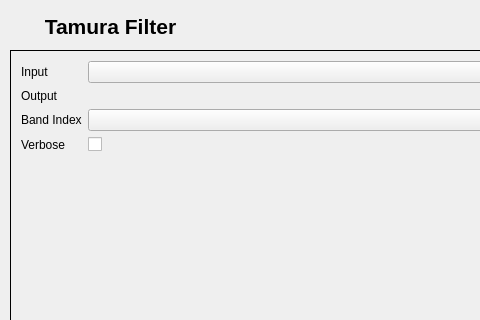
Old version of the form tamura_filter/tamura_filter_dialog_base.ui in the repository AUGSignals/qgis-plugins; both pictures show x 0 to 480 and y 0 to 320 of the 628 by 523 pixel window.
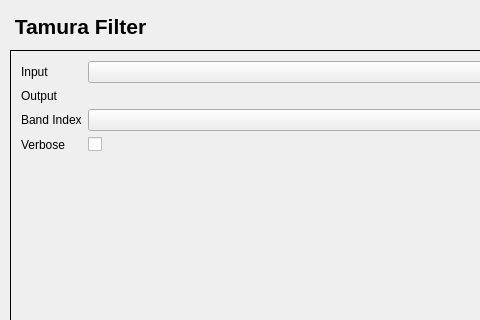
New version of the form. Custom widgets are drawn as their Qt base class.

```diff
--- a/tamura_filter/tamura_filter_dialog_base.ui
+++ b/tamura_filter/tamura_filter_dialog_base.ui
@@ -34,7 +34,7 @@
     <rect>
      <x>0</x>
      <y>10</y>
-     <width>221</width>
+     <width>161</width>
      <height>33</height>
     </rect>
    </property>
```
